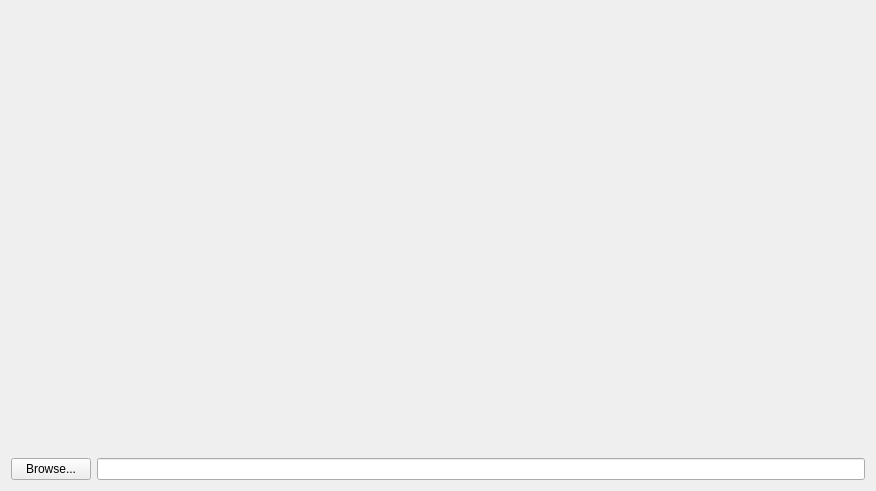
Old version of the form ImageWizard/filechooser.ui in the repository coltoncandy/Image-Generator-Wizard.
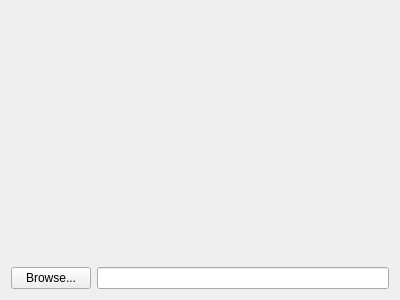
New version of the form.

The edit to the form file:
```diff
--- a/ImageWizard/filechooser.ui
+++ b/ImageWizard/filechooser.ui
@@ -6,8 +6,8 @@
    <rect>
     <x>0</x>
     <y>0</y>
-    <width>488</width>
-    <height>379</height>
+    <width>400</width>
+    <height>300</height>
    </rect>
   </property>
   <property name="sizePolicy">
@@ -46,8 +46,8 @@
      </property>
      <property name="minimumSize">
       <size>
-       <width>854</width>
-       <height>420</height>
+       <width>0</width>
+       <height>0</height>
       </size>
      </property>
      <property name="layoutDirection">
```
